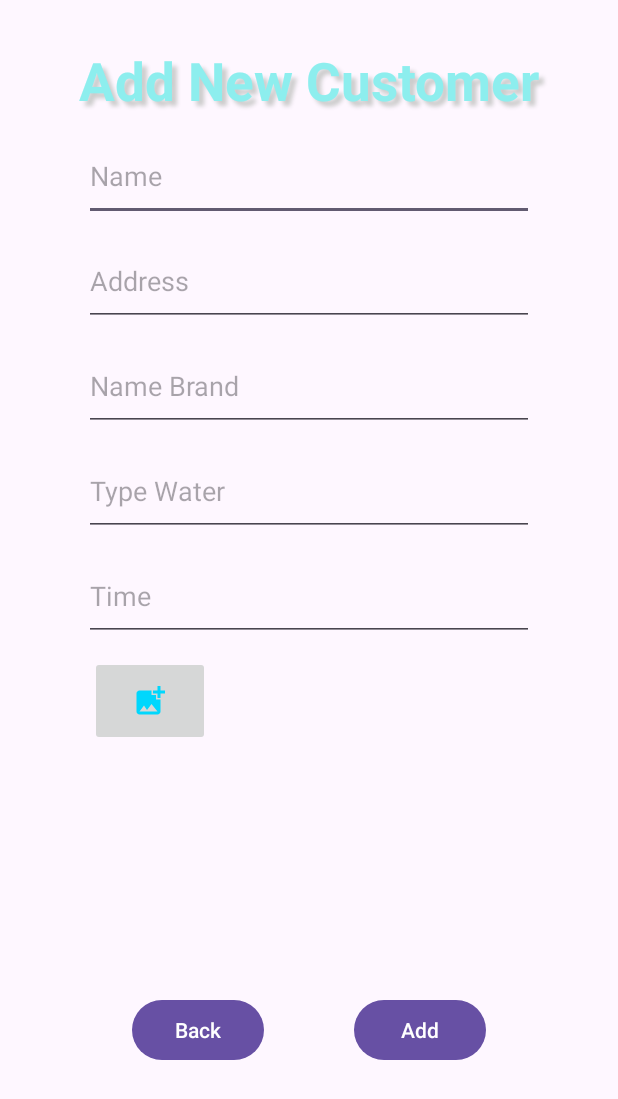
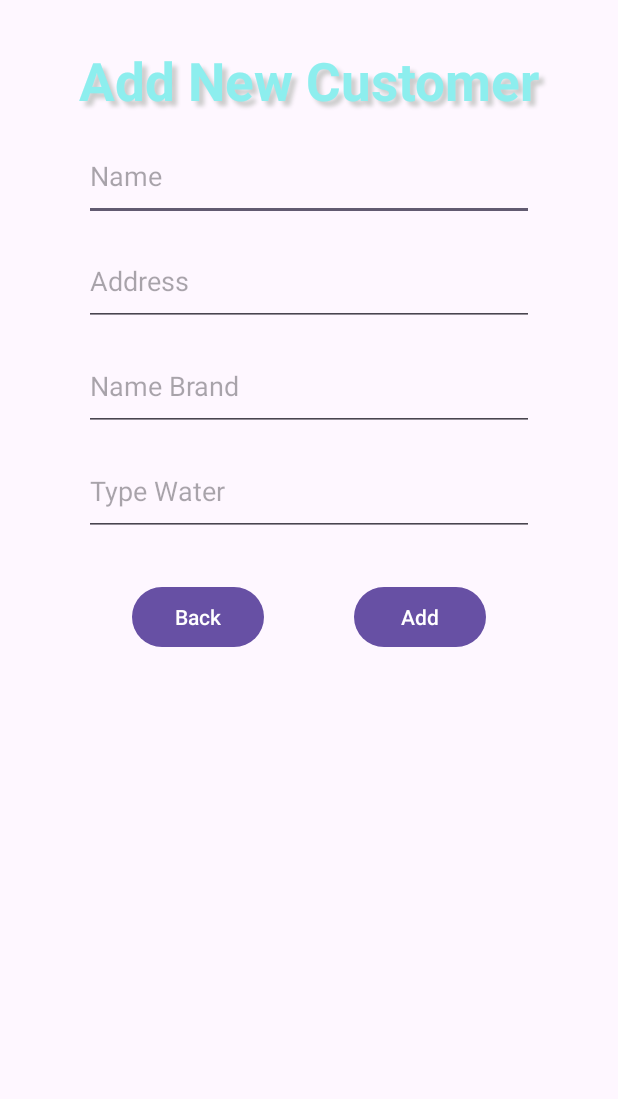
Before and after one commit to tranthanhhc/PWaterApp, an Android app: the AddCuss screen opened directly, with no data from a screen before it, on a phone screen of 412 x 824 dp. Shown: the top 1099 px of the screen. Run offline under Robolectric (Android 15) with nearby library versions, the phone set to English and light mode, and no system bars.

Commit message:
update add cuss and layout add cuss

```diff
--- a/app/src/main/java/com/example/pwaterapp/AddCuss.java
+++ b/app/src/main/java/com/example/pwaterapp/AddCuss.java
@@ -26,9 +26,7 @@ import java.io.IOException;
 
 public class AddCuss extends AppCompatActivity {
     Button buttonAddCuss,buttonBackCuss;
-    EditText editTextName, editTextAddress,editTextBrand,editTextType,editTextTime;
-    ImageButton imageViewButtonPhoto;
-    int REQUEST_CODE_FOLDER = 456;
+    EditText editTextName, editTextAddress,editTextBrand,editTextType;
     com.example.pwaterapp.database.Database database;
 
     @Override
@@ -43,9 +41,7 @@ public class AddCuss extends AppCompatActivity {
         editTextAddress = (EditText) findViewById(R.id.EditTextAddress);
         editTextBrand = (EditText) findViewById(R.id.EditTextBrandCuss);
         editTextType = (EditText) findViewById(R.id.EditTextTypeCuss);
-        editTextTime = (EditText) findViewById(R.id.EditTextTimeCuss);
 
-        imageViewButtonPhoto = (ImageButton) findViewById(R.id.ImageButtonAddPhoto);
 
 
         database = new Database(this);
@@ -57,7 +53,7 @@ public class AddCuss extends AppCompatActivity {
                 String address = editTextAddress.getText().toString().trim();
                 String type = editTextType.getText().toString().trim();
                 String brand = editTextBrand.getText().toString().trim();
-                //String time = editTextTime.getText().toString().trim();
+
 
                 if (name.equals("") || address.equals("") || brand.equals("") || type.equals("")) {
                     Toast.makeText(AddCuss.this, "Not enough information! ", Toast.LENGTH_SHORT).show();
--- a/app/src/main/res/layout/activity_add_cuss.xml
+++ b/app/src/main/res/layout/activity_add_cuss.xml
@@ -49,30 +49,10 @@
         android:hint="Type Water"
         android:layout_width="300dp"
         android:layout_height="60dp"></EditText>
-    <EditText
-        android:layout_marginTop="10dp"
-        android:layout_gravity="center"
-        android:id="@+id/EditTextTimeCuss"
-        android:hint="Time"
-        android:layout_width="300dp"
-        android:layout_height="60dp"></EditText>
-    <ImageButton
-        android:src="@drawable/baseline_add_photo_alternate_24"
-        android:text="Add Photo"
-        android:id="@+id/ImageButtonAddPhoto"
-        android:layout_marginLeft="60dp"
-        android:layout_marginTop="10dp"
-        android:layout_width="80dp"
-        android:layout_height="60dp"></ImageButton>
-    <ImageView
-        android:id="@+id/ImageViewAC"
-        android:layout_marginTop="5dp"
-        android:layout_gravity="center"
-        android:layout_width="150dp"
-        android:layout_height="150dp"></ImageView>
+
 
     <LinearLayout
-        android:layout_marginTop="10dp"
+        android:layout_marginTop="30dp"
         android:layout_gravity="center"
         android:orientation="horizontal"
         android:layout_width="wrap_content"
```
